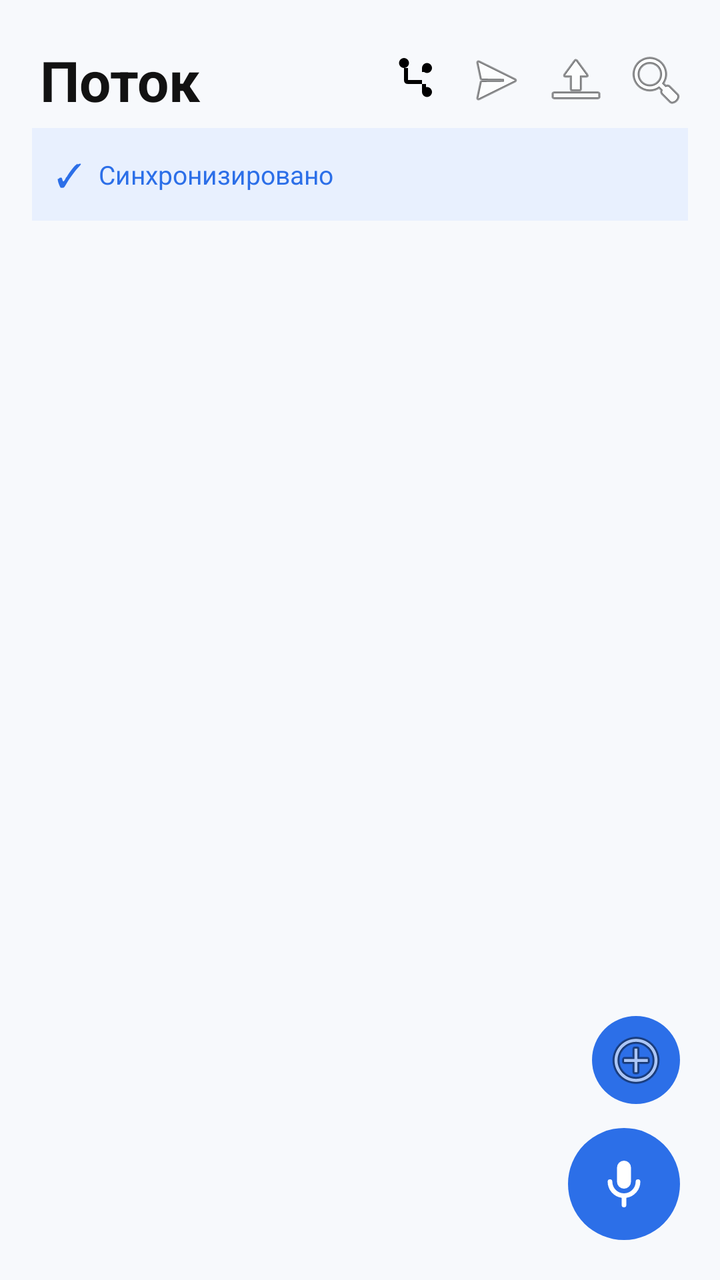
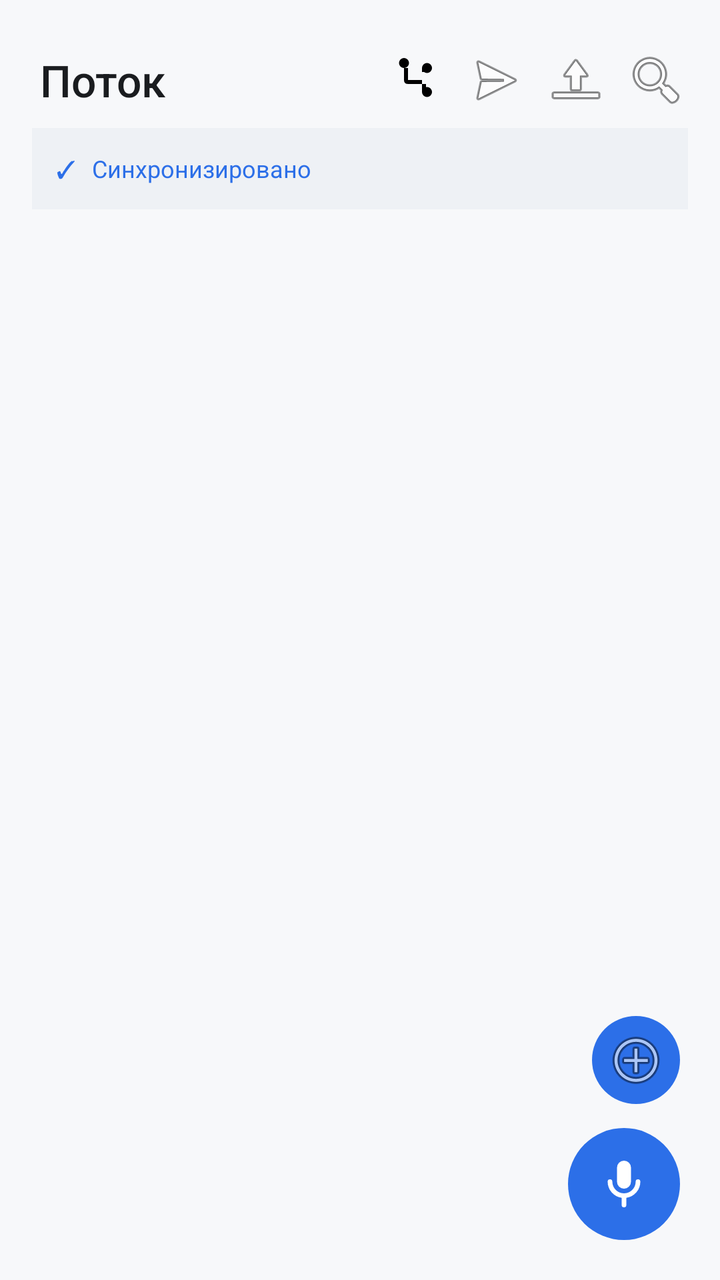

Two renders of the same Android screen: before a commit and after it. Below are the layout's source before the change and the commit's diff.
<!-- AndroidManifest.xml: application theme Theme.VoiceNotes -->
<!-- res/layout/activity_main.xml -->
<?xml version="1.0" encoding="utf-8"?>
<FrameLayout xmlns:android="http://schemas.android.com/apk/res/android"
    android:layout_width="match_parent"
    android:layout_height="match_parent"
    android:background="@color/bg_app">

    <LinearLayout
        android:layout_width="match_parent"
        android:layout_height="match_parent"
        android:orientation="vertical">

        <LinearLayout
            android:layout_width="match_parent"
            android:layout_height="wrap_content"
            android:orientation="horizontal"
            android:paddingLeft="20dp"
            android:paddingRight="12dp"
            android:paddingTop="20dp"
            android:paddingBottom="4dp"
            android:gravity="center_vertical">

            <TextView
                android:layout_width="0dp"
                android:layout_height="wrap_content"
                android:layout_weight="1"
                android:textSize="28sp"
                android:textColor="@color/text_primary"
                android:textStyle="bold"
                android:text="Поток" />

            <ImageButton
                android:id="@+id/devToggle"
                android:layout_width="40dp"
                android:layout_height="40dp"
                android:background="?android:attr/selectableItemBackground"
                android:src="@drawable/ic_dev"
                android:scaleType="centerInside"
                android:contentDescription="Только развитые" />

            <ImageButton
                android:id="@+id/chatBtn"
                android:layout_width="40dp"
                android:layout_height="40dp"
                android:background="?android:attr/selectableItemBackground"
                android:src="@android:drawable/ic_menu_send"
                android:scaleType="centerInside"
                android:contentDescription="Чат с LLM" />

            <ImageButton
                android:id="@+id/importBtn"
                android:layout_width="40dp"
                android:layout_height="40dp"
                android:background="?android:attr/selectableItemBackground"
                android:src="@android:drawable/ic_menu_upload"
                android:scaleType="centerInside"
                android:contentDescription="Импорт" />

            <ImageButton
                android:id="@+id/searchBtn"
                android:layout_width="40dp"
                android:layout_height="40dp"
                android:background="?android:attr/selectableItemBackground"
                android:src="@android:drawable/ic_menu_search"
                android:scaleType="centerInside"
                android:contentDescription="Поиск" />
        </LinearLayout>

        <LinearLayout
            android:id="@+id/syncBanner"
            android:layout_width="match_parent"
            android:layout_height="wrap_content"
            android:orientation="horizontal"
            android:background="@color/sync_bg"
            android:padding="12dp"
            android:layout_marginLeft="16dp"
            android:layout_marginRight="16dp"
            android:layout_marginBottom="8dp"
            android:gravity="center_vertical">

            <TextView
                android:id="@+id/syncIcon"
                android:layout_width="wrap_content"
                android:layout_height="wrap_content"
                android:textSize="16sp"
                android:textColor="@color/cal_text"
                android:text="✓" />

            <TextView
                android:id="@+id/syncText"
                android:layout_width="match_parent"
                android:layout_height="wrap_content"
                android:layout_marginLeft="8dp"
                android:textSize="13sp"
                android:textColor="@color/sync_blue"
                android:text="Синхронизировано" />
        </LinearLayout>

        <HorizontalScrollView
            android:layout_width="match_parent"
            android:layout_height="wrap_content"
            android:paddingLeft="16dp"
            android:paddingRight="16dp"
            android:paddingBottom="8dp"
            android:scrollbars="none"
            android:fillViewport="true">

            <LinearLayout
                android:id="@+id/chipsRow"
                android:layout_width="wrap_content"
                android:layout_height="wrap_content"
                android:orientation="horizontal" />
        </HorizontalScrollView>

        <FrameLayout
            android:layout_width="match_parent"
            android:layout_height="0dp"
            android:layout_weight="1">

            <ListView
                android:id="@+id/notes"
                android:layout_width="match_parent"
                android:layout_height="match_parent"
                android:divider="@null"
                android:dividerHeight="0dp"
                android:paddingLeft="16dp"
                android:paddingRight="16dp"
                android:paddingBottom="96dp"
                android:clipToPadding="false"
                android:scrollbars="none" />

            <TextView
                android:id="@+id/empty"
                android:layout_width="match_parent"
                android:layout_height="wrap_content"
                android:layout_gravity="center"
                android:text="🎤 Скажите заметку на часах\nили нажмите микрофон"
                android:textSize="16sp"
                android:textColor="@color/text_secondary"
                android:gravity="center"
                android:padding="32dp"
                android:lineSpacingExtra="4dp"
                android:visibility="gone" />
        </FrameLayout>
    </LinearLayout>

            <ImageButton
                android:id="@+id/addTextBtn"
                android:layout_width="44dp"
                android:layout_height="44dp"
                android:layout_gravity="bottom|end"
                android:layout_marginRight="20dp"
                android:layout_marginBottom="88dp"
                android:background="@drawable/bg_fab"
                android:src="@android:drawable/ic_menu_add"
                android:scaleType="center"
                android:contentDescription="Текстовая заметка" />

            <ImageButton
                android:id="@+id/recFab"
                android:layout_width="56dp"
                android:layout_height="56dp"
                android:layout_gravity="bottom|end"
                android:layout_margin="20dp"
                android:background="@drawable/bg_fab"
                android:src="@drawable/ic_mic"
                android:scaleType="center"
                android:contentDescription="Запись" />

            <Button
                android:id="@+id/cancelBtn"
                android:layout_width="wrap_content"
                android:layout_height="wrap_content"
                android:layout_gravity="bottom|start"
                android:layout_margin="20dp"
                android:text="Отмена"
                android:visibility="gone"
                android:background="@drawable/bg_chip"
                android:textColor="#FF1744" />
        </FrameLayout>
<!-- resources referenced by this layout -->
<resources>
  <color name="bg_app">#F7F9FC</color>
  <color name="cal_text">#2C6FE8</color>
  <color name="sync_bg">#E8F0FE</color>
  <color name="sync_blue">#2C6FE8</color>
  <color name="text_primary">#121212</color>
  <color name="text_secondary">#8E939A</color>
  <!-- drawable bg_chip (drawable) -->
  <?xml version="1.0" encoding="utf-8"?>
  <shape xmlns:android="http://schemas.android.com/apk/res/android"
      android:shape="rectangle">
      <solid android:color="#FFFFFF" />
      <stroke android:width="1dp" android:color="#E0E0E0" />
      <corners android:radius="14dp" />
  </shape>
  <!-- drawable bg_fab (drawable) -->
  <?xml version="1.0" encoding="utf-8"?>
  <selector xmlns:android="http://schemas.android.com/apk/res/android">
      <item android:state_pressed="true">
          <shape android:shape="oval">
              <solid android:color="#1E5BC6" />
          </shape>
      </item>
      <item>
          <shape android:shape="oval">
              <solid android:color="@color/accent_blue" />
          </shape>
      </item>
  </selector>
  <!-- drawable ic_dev (drawable) -->
  <?xml version="1.0" encoding="utf-8"?>
  <vector xmlns:android="http://schemas.android.com/apk/res/android"
      android:width="24dp"
      android:height="24dp"
      android:viewportWidth="24"
      android:viewportHeight="24">
      
      <path
          android:fillColor="#FF000000"
          android:pathData="M6,3.5 m-2.5,0 a2.5,2.5 0 1,0 5,0 a2.5,2.5 0 1,0 -5,0" />
      
      <path
          android:fillColor="#FF000000"
          android:pathData="M17.5,6 m-2.5,0 a2.5,2.5 0 1,0 5,0 a2.5,2.5 0 1,0 -5,0" />
      
      <path
          android:fillColor="#FF000000"
          android:pathData="M17.5,18 m-2.5,0 a2.5,2.5 0 1,0 5,0 a2.5,2.5 0 1,0 -5,0" />
      
      <path
          android:fillColor="#FF000000"
          android:pathData="M6,6 L6,12 Q6,14 8,14 L15,14 L15,8 L17.5,8 L17.5,6 L15,6 L15,12 L8,12 L8,6 Z" />
      <path
          android:fillColor="#FF000000"
          android:pathData="M15,14 L15,18 L17.5,18 L17.5,16 L17,16 L17,14 Z" />
  </vector>
  <!-- drawable ic_mic (drawable) -->
  <?xml version="1.0" encoding="utf-8"?>
  <vector xmlns:android="http://schemas.android.com/apk/res/android"
      android:width="28dp"
      android:height="28dp"
      android:viewportWidth="24"
      android:viewportHeight="24">
      <path
          android:fillColor="#FFFFFF"
          android:pathData="M12,14a3,3 0 0 0 3,-3V5a3,3 0 0 0 -6,0v6a3,3 0 0 0 3,3z M19,11a1,1 0 0 0 -2,0 5,5 0 0 1 -10,0 1,1 0 0 0 -2,0 7,7 0 0 0 6,6.92V21a1,1 0 0 0 2,0v-3.08A7,7 0 0 0 19,11z" />
  </vector>
  <style name="Theme.VoiceNotes" parent="android:Theme.Material.Light.DarkActionBar">
          <item name="android:colorPrimary">@color/primary</item>
          <item name="android:colorPrimaryDark">@color/primary_dark</item>
          <item name="android:colorAccent">@color/accent</item>
          <item name="android:statusBarColor">@color/primary_dark</item>
      </style>
  <color name="accent_blue">#2C6FE8</color>
  <color name="primary">#2C6FE8</color>
  <color name="primary_dark">#1E5BC6</color>
  <color name="accent">#2C6FE8</color>
</resources>

<!-- the commit's change to res/layout/activity_main.xml (unified diff, before → after) -->
@@ -23,9 +23,8 @@
                 android:layout_width="0dp"
                 android:layout_height="wrap_content"
                 android:layout_weight="1"
-                android:textSize="28sp"
+                android:textAppearance="@style/TextAppearance.Potok.Headline"
                 android:textColor="@color/text_primary"
-                android:textStyle="bold"
                 android:text="Поток" />
 
             <ImageButton
@@ -81,7 +80,7 @@
                 android:id="@+id/syncIcon"
                 android:layout_width="wrap_content"
                 android:layout_height="wrap_content"
-                android:textSize="16sp"
+                android:textAppearance="@style/TextAppearance.Potok.Caption"
                 android:textColor="@color/cal_text"
                 android:text="✓" />
 
@@ -90,7 +89,7 @@
                 android:layout_width="match_parent"
                 android:layout_height="wrap_content"
                 android:layout_marginLeft="8dp"
-                android:textSize="13sp"
+                android:textAppearance="@style/TextAppearance.Potok.Caption"
                 android:textColor="@color/sync_blue"
                 android:text="Синхронизировано" />
         </LinearLayout>
@@ -134,7 +133,7 @@
                 android:layout_height="wrap_content"
                 android:layout_gravity="center"
                 android:text="🎤 Скажите заметку на часах\nили нажмите микрофон"
-                android:textSize="16sp"
+                android:textAppearance="@style/TextAppearance.Potok.Title"
                 android:textColor="@color/text_secondary"
                 android:gravity="center"
                 android:padding="32dp"
<!-- resource entries referenced after the edit -->
@@ -1,11 +1,11 @@
 <!-- resources referenced by this layout -->
 <resources>
-  <color name="bg_app">#F7F9FC</color>
+  <color name="bg_app">#F7F8FA</color>
   <color name="cal_text">#2C6FE8</color>
-  <color name="sync_bg">#E8F0FE</color>
+  <color name="sync_bg">#EEF1F5</color>
   <color name="sync_blue">#2C6FE8</color>
-  <color name="text_primary">#121212</color>
-  <color name="text_secondary">#8E939A</color>
+  <color name="text_primary">#1A1C1F</color>
+  <color name="text_secondary">#5F6672</color>
   <!-- drawable bg_chip (drawable) -->
   <?xml version="1.0" encoding="utf-8"?>
   <shape xmlns:android="http://schemas.android.com/apk/res/android"
@@ -66,6 +66,23 @@
           android:fillColor="#FFFFFF"
           android:pathData="M12,14a3,3 0 0 0 3,-3V5a3,3 0 0 0 -6,0v6a3,3 0 0 0 3,3z M19,11a1,1 0 0 0 -2,0 5,5 0 0 1 -10,0 1,1 0 0 0 -2,0 7,7 0 0 0 6,6.92V21a1,1 0 0 0 2,0v-3.08A7,7 0 0 0 19,11z" />
   </vector>
+  <style name="TextAppearance.Potok.Caption">
+          <item name="android:textSize">12sp</item>
+          <item name="android:lineSpacingExtra">4dp</item>
+          <item name="android:fontFamily">sans-serif</item>
+      </style>
+  <style name="TextAppearance.Potok.Headline">
+          <item name="android:textSize">22sp</item>
+          <item name="android:lineSpacingExtra">6dp</item>
+          <item name="android:fontFamily">sans-serif-medium</item>
+          <item name="android:textFontWeight" tools:targetApi="28">500</item>
+      </style>
+  <style name="TextAppearance.Potok.Title">
+          <item name="android:textSize">16sp</item>
+          <item name="android:lineSpacingExtra">8dp</item>
+          <item name="android:fontFamily">sans-serif-medium</item>
+          <item name="android:textFontWeight" tools:targetApi="28">500</item>
+      </style>
   <style name="Theme.VoiceNotes" parent="android:Theme.Material.Light.DarkActionBar">
           <item name="android:colorPrimary">@color/primary</item>
           <item name="android:colorPrimaryDark">@color/primary_dark</item>
